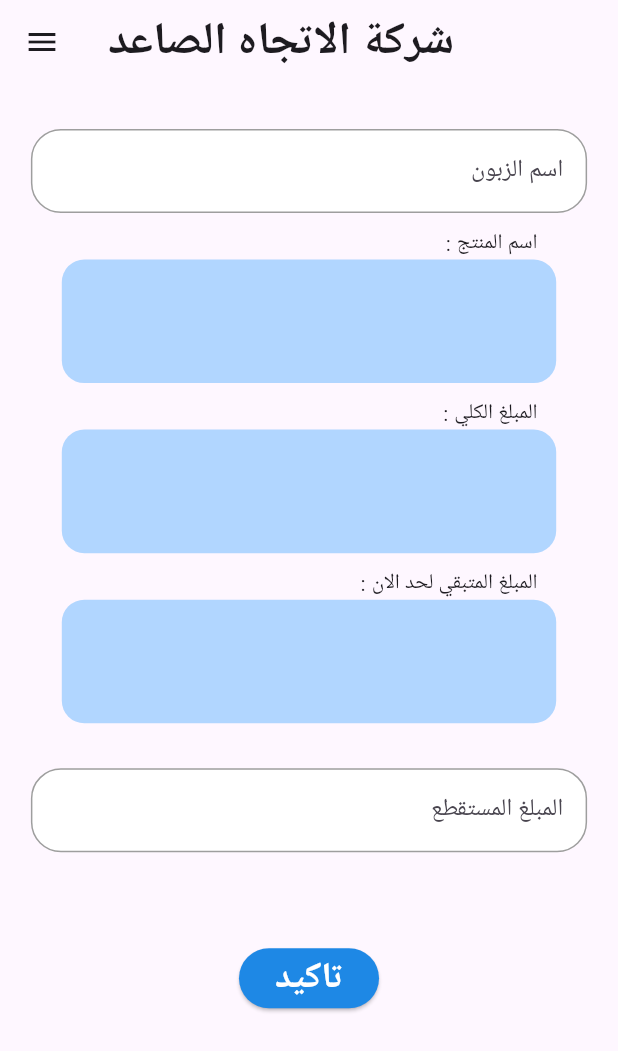
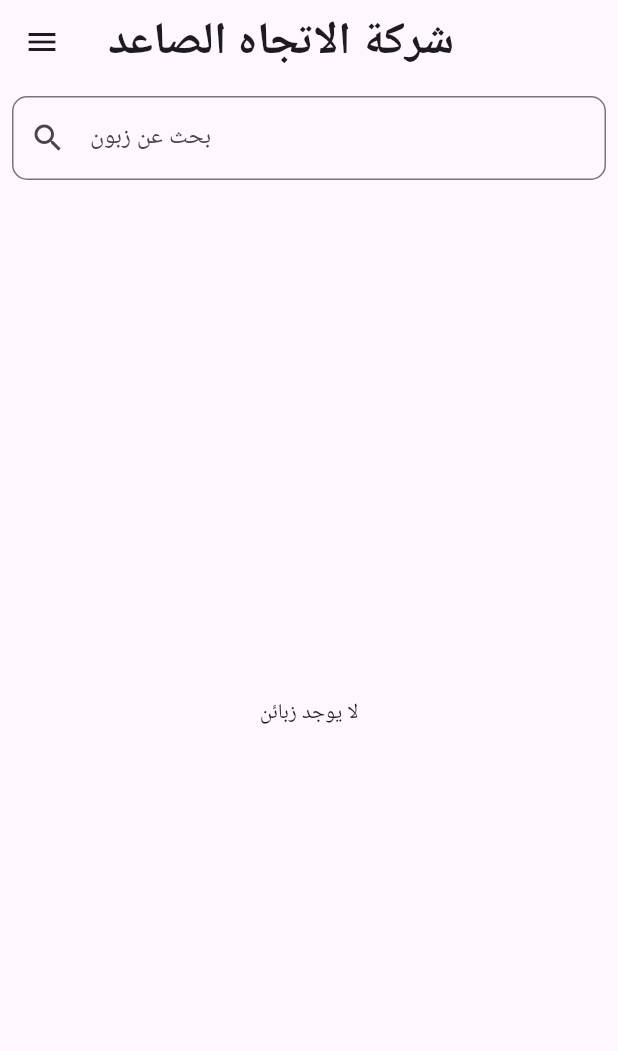
Before and after one commit to HusseinALiraqi99/app_accounting, a Flutter app: the HomepageScreen screen opened directly, on a phone screen of 412 x 824 dp. Shown: the top 1051 px of the screen. Run offline on Flutter 3.47's test engine with Material 3 defaults, Android fonts, the phone set to English and light mode, and no system bars; our stand-ins replace get, shared_preferences; accounts and stored records are empty.

Commit message:
Add lesson 1

```diff
--- /dev/null
+++ b/lib/controller/auth/Customerrecord_controller.dart
@@ -0,0 +1,46 @@
+import 'package:get/get.dart';
+
+class Customer {
+  String name;
+  String product;
+  String totalAmount;
+
+  Customer(
+      {required this.name, required this.product, required this.totalAmount});
+}
+
+class CustomerRecordController extends GetxController {
+  var customers = <Customer>[].obs;
+  var searchQuery = ''.obs;
+
+  void addCustomer(String name, String product, String totalAmount) {
+    customers
+        .add(Customer(name: name, product: product, totalAmount: totalAmount));
+  }
+
+  List<Customer> get filteredCustomers {
+    if (searchQuery.isEmpty) {
+      return customers;
+    } else {
+      return customers
+          .where((customer) => customer.name
+              .toLowerCase()
+              .contains(searchQuery.value.toLowerCase()))
+          .toList();
+    }
+  }
+
+  void deleteCustomer(String name) {
+    // نبحث عن الزبون المطابق للاسم في قائمة الزبائن الكاملة
+    int index = customers.indexWhere((customer) => customer.name == name);
+
+    // إذا وجدنا الزبون المطابق، نحذفه
+    if (index != -1) {
+      customers.removeAt(index);
+    }
+  }
+
+  void updateSearchQuery(String query) {
+    searchQuery.value = query;
+  }
+}
--- a/lib/view/screen/home/homecustmer.dart
+++ b/lib/view/screen/home/homecustmer.dart
@@ -1,3 +1,4 @@
+import 'package:app_accounting/controller/auth/Customerrecord_controller.dart';
 import 'package:app_accounting/core/colorstyle.dart';
 import 'package:app_accounting/core/fontstyle.dart';
 import 'package:app_accounting/view/screen/home/addcustmer.dart';
@@ -10,6 +11,8 @@ class HomepageScreen extends StatelessWidget {
 
   @override
   Widget build(BuildContext context) {
+    final CustomerRecordController customerController = Get.find();
+
     return Scaffold(
       appBar: AppBar(
         title: Text('شركة الاتجاه الصاعد',
@@ -57,87 +60,88 @@ class HomepageScreen extends StatelessWidget {
       ),
       body: Column(
         children: [
-          SizedBox(height: 30),
-          Container(
-            child: CustomTextField(
-              controller: TextEditingController(),
-              labelText: "اسم الزبون",
-              obscureText: false,
-              colorstyle: Colorstyle(),
-              onChanged: (value) {},
+          // 🔹 صندوق البحث
+          Padding(
+            padding: const EdgeInsets.all(8.0),
+            child: TextField(
+              onChanged: (value) => customerController.updateSearchQuery(value),
+              decoration: InputDecoration(
+                labelText: 'بحث عن زبون',
+                prefixIcon: Icon(Icons.search),
+                border:
+                    OutlineInputBorder(borderRadius: BorderRadius.circular(10)),
+              ),
             ),
           ),
-          SizedBox(height: 10),
-          Padding(
-            padding: EdgeInsets.symmetric(horizontal: 50.0),
-            child: Align(
-              alignment: Alignment.centerRight,
-              child: Text(': اسم المنتج '),
+
+          // 🔹 قائمة الزبائن
+          Expanded(
+            child: Obx(
+              () {
+                if (customerController.filteredCustomers.isEmpty) {
+                  return Center(
+                    child: Text('لا يوجد زبائن'),
+                  );
+                } else {
+                  return ListView.builder(
+                    itemCount: customerController.filteredCustomers.length,
+                    itemBuilder: (context, index) {
+                      final customer =
+                          customerController.filteredCustomers[index];
+                      return Card(
+                        margin:
+                            EdgeInsets.symmetric(vertical: 8, horizontal: 16),
+                        child: ListTile(
+                          title: Text(customer.name,
+                              style: TextStyle(fontWeight: FontWeight.bold)),
+                          subtitle: Column(
+                            crossAxisAlignment: CrossAxisAlignment.start,
+                            children: [
+                              Text('المنتج: ${customer.product}'),
+                              Text('المبلغ: ${customer.totalAmount}'),
+                            ],
+                          ),
+                          trailing: IconButton(
+                            icon: Icon(Icons.delete),
+                            onPressed: () {
+                              customerController.deleteCustomer(customer.name);
+                            },
+                          ),
+                          onTap: () {
+                            showDialog(
+                              context: context,
+                              builder: (BuildContext context) {
+                                return AlertDialog(
+                                  title: Text(customer.name),
+                                  content: Column(
+                                    mainAxisSize: MainAxisSize.min,
+                                    crossAxisAlignment:
+                                        CrossAxisAlignment.start,
+                                    children: [
+                                      Text('المنتج: ${customer.product}'),
+                                      Text('المبلغ: ${customer.totalAmount}'),
+                                    ],
+                                  ),
+                                  actions: [
+                                    TextButton(
+                                      child: Text('إغلاق'),
+                                      onPressed: () {
+                                        Navigator.of(context).pop();
+                                      },
+                                    ),
+                                  ],
+                                );
+                              },
+                            );
+                          },
+                        ),
+                      );
+                    },
+                  );
+                }
+              },
             ),
           ),
-          Container(
-            padding: EdgeInsets.symmetric(horizontal: 16.0),
-            width: MediaQuery.of(context).size.width * 0.8,
-            height: MediaQuery.of(context).size.width * 0.2,
-            decoration: BoxDecoration(
-              color: Colorstyle().coloritemes,
-              borderRadius: BorderRadius.circular(15.0),
-            ),
-          ),
-          SizedBox(height: 10),
-          Padding(
-            padding: EdgeInsets.symmetric(horizontal: 50.0),
-            child: Align(
-              alignment: Alignment.centerRight,
-              child: Text(': المبلغ الكلي '),
-            ),
-          ),
-          Container(
-            padding: EdgeInsets.symmetric(horizontal: 16.0),
-            width: MediaQuery.of(context).size.width * 0.8,
-            height: MediaQuery.of(context).size.width * 0.2,
-            decoration: BoxDecoration(
-              color: Colorstyle().coloritemes,
-              borderRadius: BorderRadius.circular(15.0),
-            ),
-          ),
-          SizedBox(height: 10),
-          Padding(
-            padding: EdgeInsets.symmetric(horizontal: 50.0),
-            child: Align(
-              alignment: Alignment.centerRight,
-              child: Text(': المبلغ المتبقي لحد الان '),
-            ),
-          ),
-          Container(
-            padding: EdgeInsets.symmetric(horizontal: 16.0),
-            width: MediaQuery.of(context).size.width * 0.8,
-            height: MediaQuery.of(context).size.width * 0.2,
-            decoration: BoxDecoration(
-              color: Colorstyle().coloritemes,
-              borderRadius: BorderRadius.circular(15.0),
-            ),
-          ),
-          SizedBox(height: 30),
-          CustomTextField(
-            controller: TextEditingController(),
-            labelText: "المبلغ المستقطع ",
-            obscureText: false,
-            colorstyle: Colorstyle(),
-            onChanged: (value) {},
-          ),
-          SizedBox(height: 60),
-          ElevatedButton(
-            onPressed: () {},
-            style: ElevatedButton.styleFrom(
-              backgroundColor: Colorstyle().buttonColor,
-            ),
-            child: Text(
-              'تاكيد',
-              style: Fontstyle.bottonfontStyle,
-              selectionColor: Colors.deepOrange,
-            ),
-          )
         ],
       ),
     );
```
Also changed, not shown: lib/view/screen/home/addcustmer.dart (+32 -38 lines).
